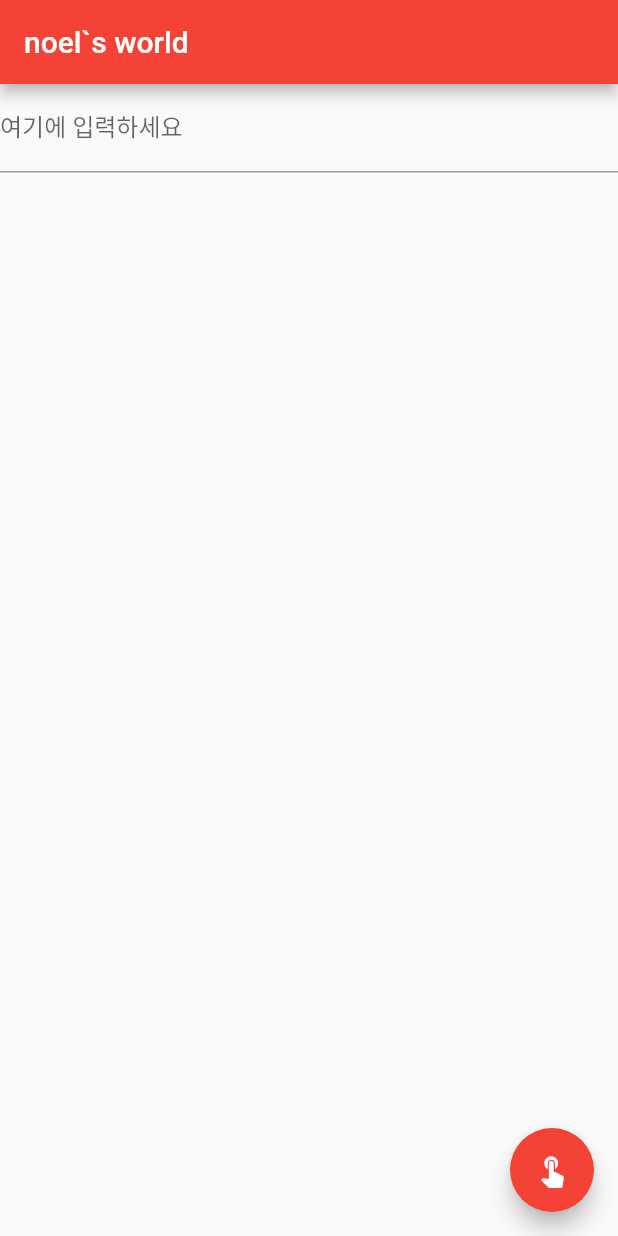
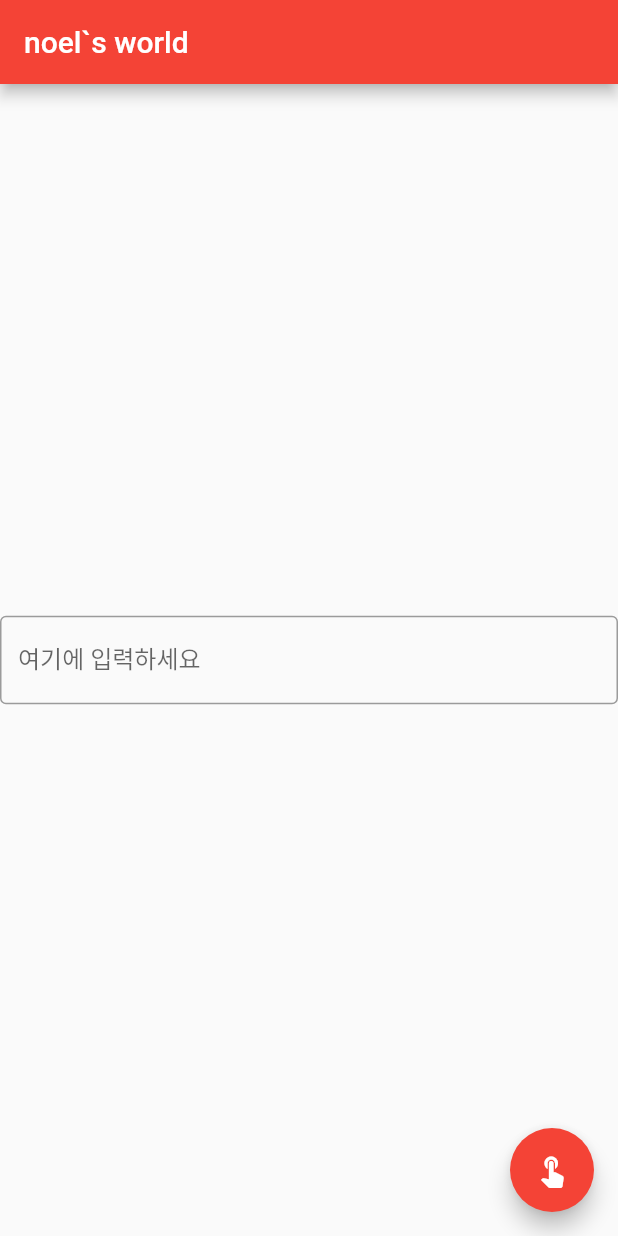
Before and after one commit to oinochoe/first_flutter, a Flutter app: the screen it shows after launch, on a phone screen of 412 x 824 dp. Run offline on Flutter 3.47's test engine with Material 2 defaults, Android fonts, the phone set to English and light mode, and no system bars.

```diff
--- a/lib/main.dart
+++ b/lib/main.dart
@@ -76,10 +76,12 @@ class _MyHomePageState extends State<MyHomePage> {
         title: Text(_text + '`s world'),
       ),
       body: PageView(children: <Widget>[
-        TextField(
-            decoration: InputDecoration(
+        Center(
+            child: TextField(
+                decoration: InputDecoration(
+          border: OutlineInputBorder(),
           labelText: '여기에 입력하세요',
-        )),
+        ))),
         CircleAvatar(
           child: Icon(Icons.person),
         ),
```
